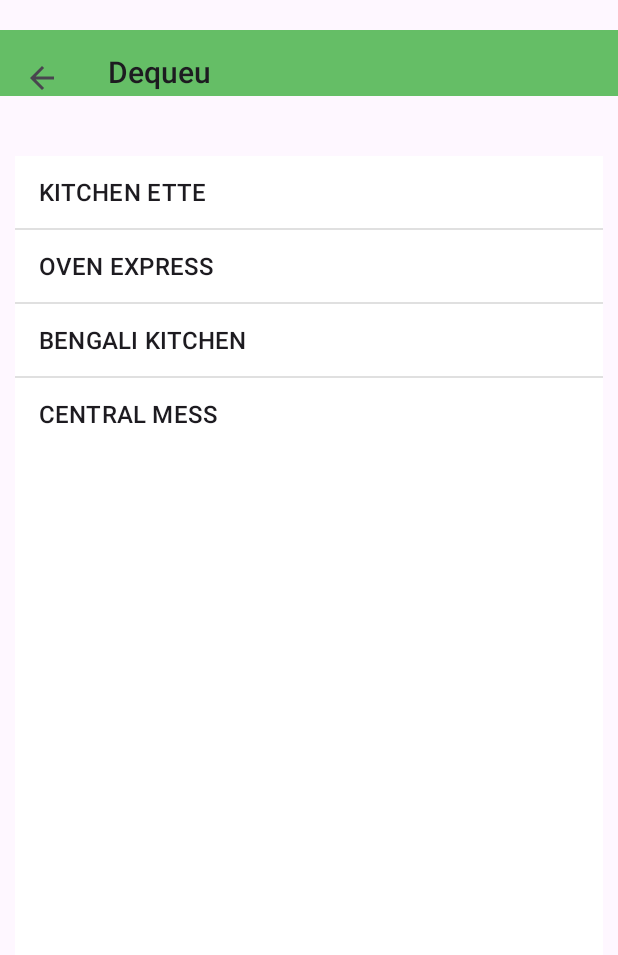
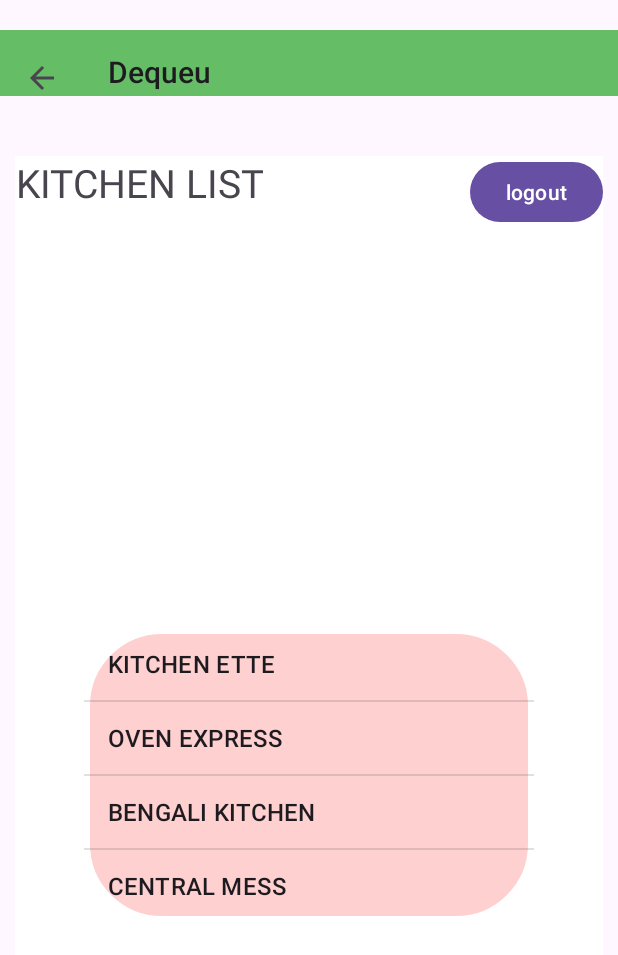
Before and after one commit to harshit3154/ANDROID_PROJECT, an Android app: the fragment user_interface placed in its activity, on a phone screen of 412 x 824 dp. Shown: the top 955 px of the screen. Run offline under Robolectric (Android 15) with nearby library versions, the phone set to English and light mode, and no system bars.

```diff
--- a/app/src/main/java/com/example/project_dequeue/ItemList.kt
+++ b/app/src/main/java/com/example/project_dequeue/ItemList.kt
@@ -99,6 +99,11 @@ class ItemList : Fragment() {
             Toast.makeText(context,"Thanks for ordering the ${arr[selected_index]}",Toast.LENGTH_SHORT).show()
             fragmentManager?.beginTransaction()?.replace(R.id.main,RatingFra())?.commit()
         }
+        viewi.findViewById<Button>(R.id.logout).setOnClickListener(){
+            var activity:MainActivity=activity as MainActivity
+            activity.delete_info()
+            fragmentManager?.beginTransaction()?.replace(R.id.main,FirstScreen())?.commit()
+        }
         return viewi
     }
 }
--- a/app/src/main/java/com/example/project_dequeue/LoginPage.kt
+++ b/app/src/main/java/com/example/project_dequeue/LoginPage.kt
@@ -32,8 +32,10 @@ class LoginPage : Fragment() {
             if (mainActivity.verify(name.text.toString(), email.text.toString())) {
                 val first_screen = user_interface()
                 fragmentManager?.beginTransaction()?.replace(R.id.signupscreen, first_screen)?.commit()
+
             } else {
                 Toast.makeText(context, "Invalid credintial", Toast.LENGTH_SHORT).show()
+                fragmentManager?.beginTransaction()?.replace(R.id.main, FirstScreen())?.commit()
             }
         }
         return viewl
--- a/app/src/main/java/com/example/project_dequeue/MainActivity.kt
+++ b/app/src/main/java/com/example/project_dequeue/MainActivity.kt
@@ -33,14 +33,10 @@ class MainActivity : AppCompatActivity() {
         toolbar.setOnClickListener(){
 
         }
-        supportFragmentManager.beginTransaction().replace(R.id.main1,ItemList()).commit()
-//        if(login()){
-//            val firstScreen=LoginPage()
-//            supportFragmentManager.beginTransaction().replace(R.id.main1,firstScreen)
-//        }else{
-//            val first_screen = FirstScreen()
-//            supportFragmentManager.beginTransaction().replace(R.id.main1, first_screen).commit()
-//        }
+        if(login())
+            supportFragmentManager.beginTransaction().replace(R.id.main1,user_interface()).commit()
+        else
+            supportFragmentManager.beginTransaction().replace(R.id.main1,FirstScreen()).commit()
 
     }
     fun save(name: String, email: String) {
@@ -99,10 +95,7 @@ class MainActivity : AppCompatActivity() {
         if (id == R.id.action_settings) {
             Toast.makeText(applicationContext, "Settings Menu", Toast.LENGTH_LONG).show()
             return true
-        } else if (id == R.id.action_email) {
-            Toast.makeText(applicationContext, "Email", Toast.LENGTH_LONG).show()
-            return true
-        } else if (id == R.id.action_add) {
+        }  else if (id == R.id.action_add) {
             Toast.makeText(applicationContext, "Add", Toast.LENGTH_LONG).show()
             return true
         }
--- a/app/src/main/java/com/example/project_dequeue/user_interface.kt
+++ b/app/src/main/java/com/example/project_dequeue/user_interface.kt
@@ -8,9 +8,12 @@ import android.view.MenuItem
 import android.view.View
 import android.view.ViewGroup
 import android.widget.ArrayAdapter
+import android.widget.Button
 import android.widget.ListView
 import android.widget.Toast
 import android.widget.Toolbar
+import androidx.core.view.marginLeft
+import androidx.core.view.marginRight
 
 
 class
@@ -39,6 +42,11 @@ class
             fragmentManager?.beginTransaction()?.replace(R.id.main,ItemList())?.commit()
             list.setSelector(androidx.appcompat.R.color.abc_background_cache_hint_selector_material_dark)
         }
+        viewu.findViewById<Button>(R.id.logout).setOnClickListener(){
+            var activity:MainActivity=activity as MainActivity
+            activity.delete_info()
+            fragmentManager?.beginTransaction()?.replace(R.id.main,FirstScreen())?.commit()
+        }
         return viewu
     }
 
--- a/app/src/main/res/layout/fragment_user_interface.xml
+++ b/app/src/main/res/layout/fragment_user_interface.xml
@@ -11,13 +11,32 @@
     xmlns:app="http://schemas.android.com/apk/res-auto"
     tools:context=".user_interface">
 
+    <TextView
+        android:layout_width="wrap_content"
+        android:layout_height="wrap_content"
+        android:text="KITCHEN LIST"
+        android:textSize="26dp"
+        android:textAlignment="center"
+        app:layout_constraintTop_toTopOf="parent"
+        app:layout_constraintStart_toStartOf="parent"
+        android:id="@+id/heading"/>
 
+    <Button
+        android:layout_width="wrap_content"
+        android:layout_height="wrap_content"
+        app:layout_constraintTop_toTopOf="parent"
+        app:layout_constraintEnd_toEndOf="parent"
+        android:text="logout"
+        android:id="@+id/logout"
+        />
     <ListView
-        android:layout_width="match_parent"
+        android:layout_width="300dp"
         android:layout_height="wrap_content"
         android:id="@+id/lst"
+        android:background="@drawable/border"
         app:layout_constraintStart_toStartOf="parent"
-        app:layout_constraintTop_toTopOf="parent"
+        app:layout_constraintTop_toBottomOf="@+id/heading"
+        app:layout_constraintBottom_toBottomOf="parent"
         app:layout_constraintEnd_toEndOf="parent"
         />
 </androidx.constraintlayout.widget.ConstraintLayout>
--- a/app/src/main/res/menu/menu1.xml
+++ b/app/src/main/res/menu/menu1.xml
@@ -7,12 +7,7 @@
         android:title="Setting"
         app:showAsAction="never"
         />
-    <item
-        android:id="@+id/action_email"
-        android:icon="@android:drawable/ic_dialog_email"
-        android:orderInCategory="2"
-        android:title="Email"
-        app:showAsAction="always" />
+
     <item
         android:id="@+id/action_add"
         android:icon="@android:drawable/ic_menu_add"
@@ -23,5 +18,5 @@
         android:id="@+id/lgout"
         android:title="Logout"
         android:orderInCategory="4"
-        app:showAsAction="always"/>
+        app:showAsAction="never"/>
 </menu>
```
Also changed, not shown: app/src/main/res/layout/fragment_item_list.xml (+9 -0 lines).
